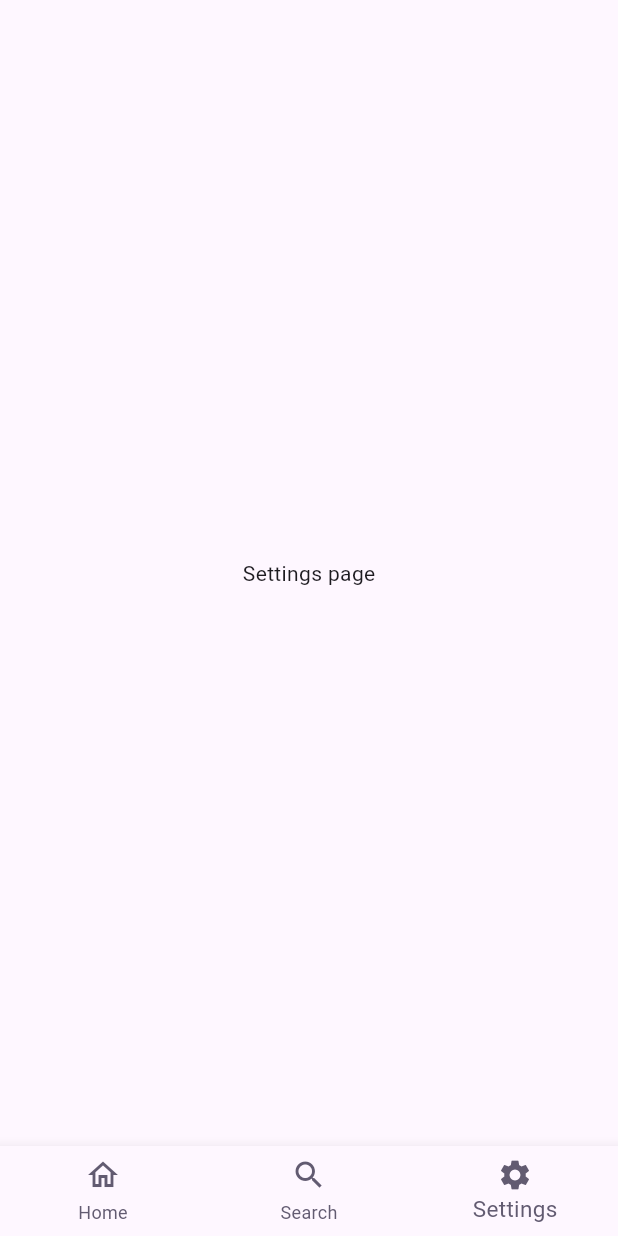
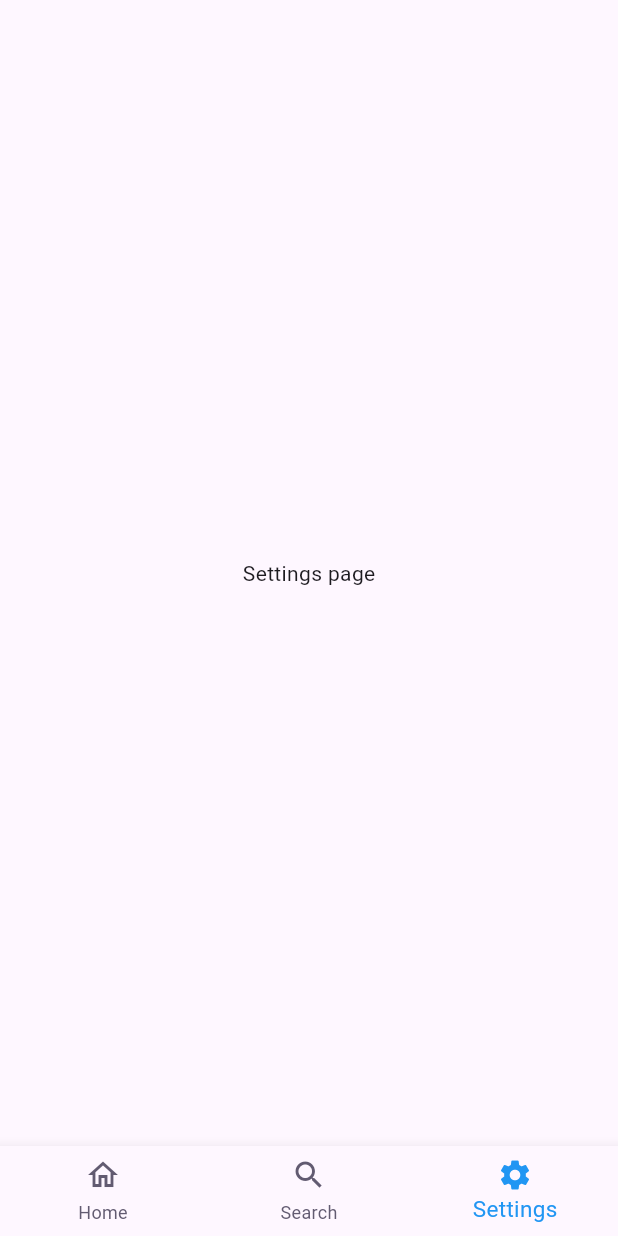
Before and after one commit to Calebh101/quick_navbar_flutter, a Flutter app: the screen it shows after launch, item 3 of the bottom bar chosen, on a phone screen of 412 x 824 dp. Run offline on Flutter 3.47's test engine with Material 3 defaults, Android fonts, the phone set to English and light mode, and no system bars.

Commit message:
release 1.1.3

```diff
--- a/example/lib/main.dart
+++ b/example/lib/main.dart
@@ -27,20 +27,29 @@ class MyApp extends StatelessWidget {
           "label": "Home",
           "icon": Icons.home_outlined,
           "selectedIcon": Icons.home,
-          "widget": HomePage(),
+          "widget": const HomePage(),
+          "onPressed": () {
+            debugPrint("Page 1");
+          }
         },
         {
           "label": "Search",
           "icon": Icons.search,
-          "widget": SearchPage(),
+          "widget": const SearchPage(),
+          "onPressed": () {
+            debugPrint("Page 2");
+          }
         },
         {
           "label": "Settings",
           "icon": Icons.settings_outlined,
           "selectedIcon": Icons.settings,
-          "widget": SettingsPage(),
+          "widget": const SettingsPage(),
+          "onPressed": () {
+            debugPrint("Page 3");
+          }
         },
-      ], sidebarBeta: true),
+      ], selectedColor: Colors.blue, sidebarBeta: true),
     );
   }
 }
@@ -55,7 +64,7 @@ class HomePage extends StatefulWidget {
 class _HomePageState extends State<HomePage> {
   @override
   Widget build(BuildContext context) {
-    return Text("Home page");
+    return const Text("Home page");
   }
 }
 
@@ -69,7 +78,7 @@ class SearchPage extends StatefulWidget {
 class _SearchPageState extends State<SearchPage> {
   @override
   Widget build(BuildContext context) {
-    return Text("Search page");
+    return const Text("Search page");
   }
 }
 
@@ -83,6 +92,6 @@ class SettingsPage extends StatefulWidget {
 class _SettingsPageState extends State<SettingsPage> {
   @override
   Widget build(BuildContext context) {
-    return Text("Settings page");
+    return const Text("Settings page");
   }
 }
--- a/lib/quick_navbar.dart
+++ b/lib/quick_navbar.dart
@@ -40,6 +40,9 @@ class _QuickNavBarState extends State<QuickNavBar> {
   int _selectedIndex = 0;
 
   void _onItemTapped(int index) {
+    if (widget.items[index].containsKey("onPressed")) {
+      widget.items[index]["onPressed"]();
+    }
     setState(() {
       _selectedIndex = index;
     });
@@ -78,7 +81,7 @@ class _QuickNavBarState extends State<QuickNavBar> {
                         label: tab.containsKey("label") ||
                                 widget.showLabels == false
                             ? Text(tab['label'] ?? "")
-                            : SizedBox.shrink(),
+                            : const SizedBox.shrink(),
                       );
                     }).toList(),
                     selectedIconTheme: IconThemeData(
--- a/pubspec.yaml
+++ b/pubspec.yaml
@@ -1,6 +1,6 @@
 name: quick_navbar
 description: "quick_navbar is a quick, easy-to-use package to allow you to create simple but stylish bottom (or side) navigation bars."
-version: 1.1.2
+version: 1.1.3
 repository: https://github.com/Calebh101/quick_navbar_flutter
 
 environment:
```
Also changed, not shown: example/pubspec.lock, 2 other files.
